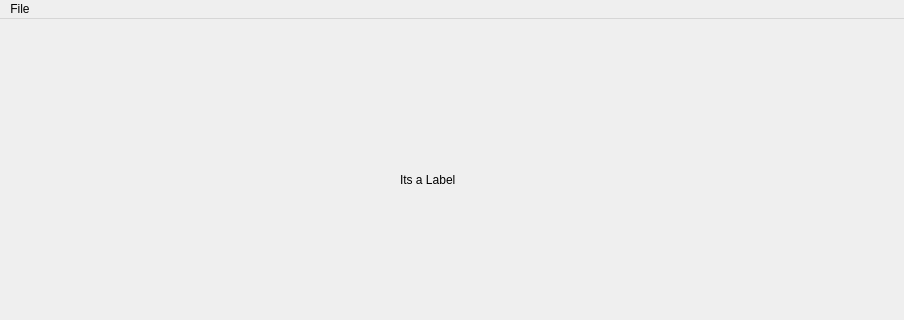
Above: test.ui from Noob-Dev-Official/pyqt5-tutorial before the change; both pictures show x 0 to 904 and y 0 to 320 of the 904 by 624 pixel window. Below: the same form after it.
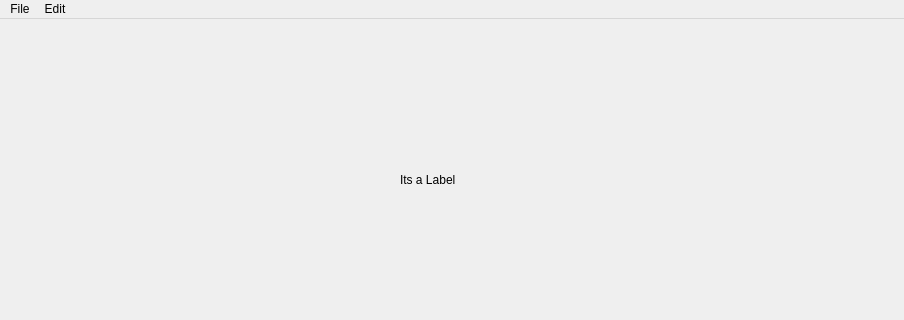
That is the form after the change.

Diff of the .ui file:
```diff
--- a/test.ui
+++ b/test.ui
@@ -54,8 +54,18 @@
     <property name="title">
      <string>File</string>
     </property>
+    <addaction name="actionNew"/>
+    <addaction name="actionSave"/>
+   </widget>
+   <widget class="QMenu" name="menuEdit">
+    <property name="title">
+     <string>Edit</string>
+    </property>
+    <addaction name="actionCopy"/>
+    <addaction name="actionPaste"/>
    </widget>
    <addaction name="menuFile"/>
+   <addaction name="menuEdit"/>
   </widget>
   <widget class="QStatusBar" name="statusbar"/>
  </widget>
```
Left out of the diff: 41 changed lines with no effect on the pictures.
